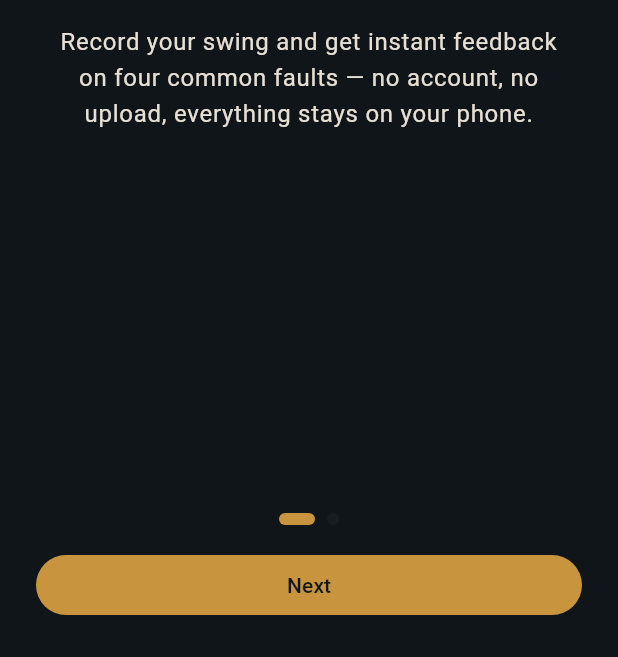
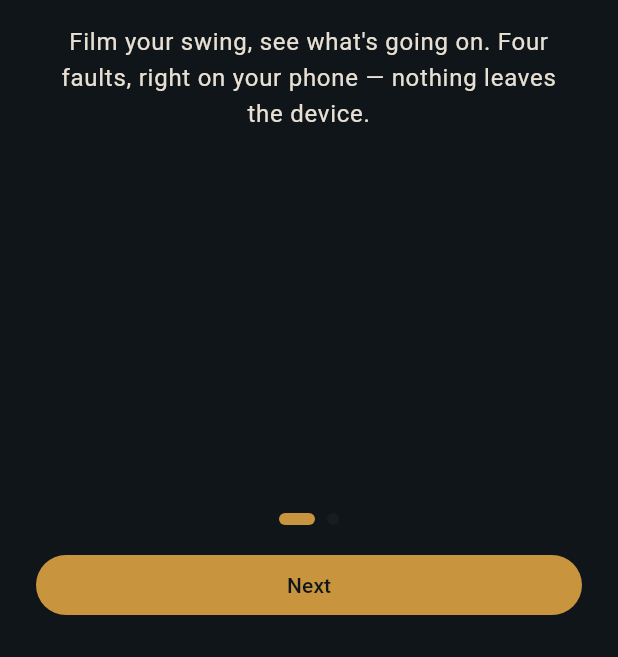
Before and after one commit to floresgl1/golf-swing-analyzer, a Flutter app: the screen it shows after launch, on a phone screen of 412 x 824 dp, the part 579-1236 px from its top. Run offline on Flutter 3.47's test engine with Material 3 defaults, Android fonts, the phone set to English and light mode, and no system bars; our stand-ins replace camera, share_plus, video_player; missing offline and left inert: ffmpeg_kit_flutter_new, google_mlkit_pose_detection.

Commit message:
Copy pass: rewrite AI-forward strings to sound human-written
- Onboarding: less marketing-y descriptions, more casual tone
- Analyzing screen: 'Finding your body' → 'Looking for your pose',
  'Building report' → 'Crunching the numbers'
- Swing analyzer: 'We couldn't find' → 'Couldn't find' (drop the AI 'we')
- Report screen: beta tooltip rewritten, tempo caveat simplified
- Profile screen: 'let us know' / 'so we can check' → first person
  singular; device ID description loosened up
- Swings screen: 'Record a swing to get started' → more natural prompt

Co-Authored-By: Claude Opus 4.6 <noreply@anthropic.com>
Claude-Session: https://claude.ai/code/session_01SJTHsMBHQkjJPeB8B5HJsE

```diff
--- a/flutter_app/lib/src/services/swing_analyzer.dart
+++ b/flutter_app/lib/src/services/swing_analyzer.dart
@@ -211,7 +211,7 @@ class SwingAnalyzer {
       // Carry the measurements out with the rejection. The golfer sees the
       // message; the corpus gets a negative it can be scored against.
       throw SwingAnalysisException(
-        "We couldn't find a swing in that clip — $reason. "
+        "Couldn't find a swing in that clip — $reason. "
         'Try filming from the side, with your whole body in frame '
         'and the camera still.',
         reason: reason,
--- a/flutter_app/lib/src/ui/analyzing_screen.dart
+++ b/flutter_app/lib/src/ui/analyzing_screen.dart
@@ -376,12 +376,12 @@ class _ProgressView extends StatelessWidget {
         ),
         Gap.sm,
         _StepRow(
-          label: 'Finding your body',
+          label: 'Looking for your pose',
           status: _statusFor(AnalysisStage.detectingPose),
         ),
         Gap.sm,
         _StepRow(
-          label: 'Building report',
+          label: 'Crunching the numbers',
           status: _statusFor(AnalysisStage.computingReport),
         ),
       ],
--- a/flutter_app/lib/src/ui/onboarding_overlay.dart
+++ b/flutter_app/lib/src/ui/onboarding_overlay.dart
@@ -62,9 +62,9 @@ class _OnboardingOverlayState extends State<OnboardingOverlay> {
                     icon: Icons.sports_golf,
                     iconColor: sc.focus,
                     title: 'Fore Swing',
-                    body: 'Record your swing and get instant feedback on '
-                        'four common faults — no account, no upload, '
-                        'everything stays on your phone.',
+                    body: 'Film your swing, see what\'s going on. '
+                        'Four faults, right on your phone — nothing leaves '
+                        'the device.',
                   ),
                   _OnboardingPage(
                     icon: Icons.videocam_outlined,
@@ -72,9 +72,9 @@ class _OnboardingOverlayState extends State<OnboardingOverlay> {
                     title: 'How to film',
                     body: 'Set your phone at hip height, about 3 metres away, '
                         'facing your lead side.\n\n'
-                        'Keep your full body in frame from address through '
-                        'finish — the analyzer needs to see your hips, '
-                        'shoulders, and feet throughout the swing.',
+                        'Keep your whole body in frame from address through '
+                        'finish — hips, shoulders, and feet all need to be '
+                        'visible the whole time.',
                   ),
                 ],
               ),
--- a/flutter_app/lib/src/ui/profile_screen.dart
+++ b/flutter_app/lib/src/ui/profile_screen.dart
@@ -337,9 +337,9 @@ class _ProfileScreenState extends State<ProfileScreen> {
                 Padding(
                   padding: const EdgeInsets.only(bottom: 8),
                   child: Text(
-                    'If a coach has pointed out any of these faults, let us '
-                    'know — it helps us check whether the app is seeing '
-                    'the same thing. This won\'t change your reports.',
+                    'If a coach has told you about any of these faults, '
+                    'mark them here — it helps me check whether the app '
+                    'is picking up the same thing. Won\'t change your reports.',
                     style: theme.textTheme.bodySmall,
                   ),
                 ),
@@ -359,7 +359,7 @@ class _ProfileScreenState extends State<ProfileScreen> {
                 Gap.xs,
                 Text(
                   'Record a swing with one fault exaggerated on purpose '
-                  'so we can check the detectors are seeing it.',
+                  'so I can check the detectors are picking it up.',
                   style: theme.textTheme.bodySmall,
                 ),
                 SwitchListTile(
@@ -499,7 +499,7 @@ class _DiagnosticsSection extends StatelessWidget {
             ],
           ),
           Text(
-            'Random ID for this device — groups your swings together. '
+            'Random ID for this device — just ties your swings together. '
             'Not linked to you or any account.',
             style: muted,
           ),
--- a/flutter_app/lib/src/ui/report_screen.dart
+++ b/flutter_app/lib/src/ui/report_screen.dart
@@ -595,8 +595,8 @@ class _BetaFootnote extends StatelessWidget {
   Widget build(BuildContext context) {
     final theme = Theme.of(context);
     return Tooltip(
-      message: 'These numbers haven\'t been validated against a wide range '
-          'of swings yet — treat them as rough readings.',
+      message: 'Still early — these readings will get sharper as '
+          'the app improves.',
       triggerMode: TooltipTriggerMode.tap,
       showDuration: const Duration(seconds: 4),
       child: Row(
@@ -669,5 +669,5 @@ String _tempoCaveat(SwingTempo? tempo, double fps) {
   // to within `precision`. A golfer doesn't need the arithmetic — just whether
   // the reading is solid.
   if (precision < 0.15) return rate;
-  return '$rate · ratio is approximate at this frame count';
+  return '$rate · ratio is rough at this frame rate';
 }
--- a/flutter_app/lib/src/ui/swings_screen.dart
+++ b/flutter_app/lib/src/ui/swings_screen.dart
@@ -152,7 +152,7 @@ class _EmptyState extends StatelessWidget {
           ),
           Gap.sm,
           Text(
-            'Record a swing to get started.',
+            'Film one and it\'ll show up here.',
             style: theme.textTheme.bodySmall?.copyWith(
               color: theme.colorScheme.outline,
             ),
```
